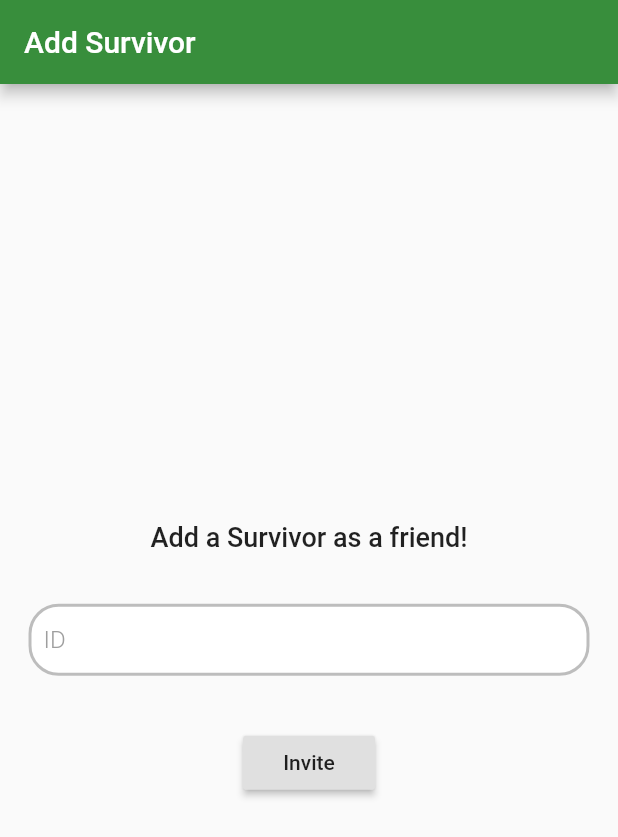
After one commit to leosena/challenge, a Flutter app: the AddSurvivorScreen screen opened directly, on a phone screen of 412 x 824 dp. The commit adds this screen. Shown: the top 837 px of the screen. Run offline on Flutter 3.47's test engine with Material 2 defaults, Android fonts, the phone set to English and light mode, and no system bars; our stand-ins replace flutter_spinkit, geolocator, google_maps_flutter, shared_preferences, splashscreen; missing offline and left inert: imei_plugin; accounts and stored records are empty; Roboto replaces fonts that are missing (OpenSans).

Commit message:
many features added.. trade, add friend, trying to do infect system

```diff
--- /dev/null
+++ b/lib/AppScreens/AddSurvivorScreen.dart
@@ -0,0 +1,147 @@
+import 'package:flutter/material.dart';
+import 'package:shared_preferences/shared_preferences.dart';
+import 'package:trz/Utils/appbar.dart';
+import 'package:trz/Utils/custom_flat_button.dart';
+import 'package:trz/Utils/custom_text_field.dart';
+
+/*
+
+  Functions:
+  Add Survivor by add
+  Save on shared preferences
+
+
+ */
+
+class AddSurvivorScreen extends StatefulWidget {
+  static const routeName = '/addsurvivorscreen';
+  SharedPreferences prefs;
+
+  @override
+  State<StatefulWidget> createState() => new _AddSurvivorScreenState();
+
+  AddSurvivorScreen({this.prefs});
+}
+
+class _AddSurvivorScreenState extends State<AddSurvivorScreen> {
+  final TextEditingController _addFieldController = new TextEditingController();
+  CustomTextField _addField;
+
+
+  @override
+  void initState() {
+    super.initState();
+
+
+    _addField = new CustomTextField(
+      baseColor: Colors.grey,
+      borderColor: Colors.grey[400],
+      errorColor: Colors.red,
+      controller: _addFieldController,
+      hint: "ID",
+      //validator: Validator.validateAge,
+      inputType: TextInputType.number,
+    );
+
+  }
+
+  @override
+  Widget build(BuildContext context) {
+    return Scaffold(
+      appBar: buildAppBar('Add Survivor'),
+      body: Builder(
+        builder: (BuildContext context){
+          return buildContainer(context);
+        },
+      ),
+    );
+  }
+
+  Widget buildContainer(BuildContext context) {
+    return Container(
+      child: Center(
+        child: Column(
+          mainAxisAlignment: MainAxisAlignment.center,
+          children: <Widget>[
+            Padding(
+              padding: const EdgeInsets.symmetric(
+                  vertical: 15.0, horizontal: 15.0),
+              child: Text(
+                "Add a Survivor as a friend!",
+                style: TextStyle(
+                  fontSize: 18,
+                  fontWeight: FontWeight.w500,
+                ),
+                textAlign: TextAlign.center,
+              ),
+            ),
+            Padding(
+              padding: const EdgeInsets.symmetric(
+                  vertical: 15.0, horizontal: 15.0),
+              child: _addField,
+            ),
+            Padding(
+              padding: const EdgeInsets.symmetric(
+                  vertical: 15.0, horizontal: 15.0),
+              child: RaisedButton(
+                onPressed: () {
+                  _setPrefs(_addFieldController.text);
+                  _addFieldController.clear();
+                  final snackBar = SnackBar(
+                    content: Text('Success, survivor added!'),
+                  );
+
+                  Scaffold.of(context).showSnackBar(snackBar);
+                },
+                child: Text('Invite'),
+              ),
+            ),
+          ],
+        ),
+      ),
+    );
+  }
+
+  /*
+  CustomFlatButton(
+                title: "Invite",
+                fontSize: 22,
+                fontWeight: FontWeight.w700,
+                textColor: Colors.white,
+                onPressed: () async {
+                  _setPrefs(_addFieldController.text);
+                },
+                splashColor: Colors.black12,
+                borderColor: Colors.indigoAccent,
+                borderWidth: 0,
+                color: Colors.indigoAccent,
+              ),
+
+
+   */
+
+  /*
+
+
+
+   */
+
+
+  Future<void> _setPrefs(String uuid) async {
+    String str;
+
+    this.widget.prefs = await SharedPreferences.getInstance();
+
+    str = this.widget.prefs.getString("contacts");
+
+    if(str == null) {
+      print("Add: $uuid");
+      this.widget.prefs.setString("contacts", uuid);
+    }
+    else {
+      print("Add Concat: $str,$uuid");
+      this.widget.prefs.setString("contacts", "$str,$uuid");
+    }
+  }
+
+}
--- a/lib/AppScreens/Register/ItemsChooseScreen.dart
+++ b/lib/AppScreens/Register/ItemsChooseScreen.dart
@@ -8,7 +8,7 @@ import 'package:trz/Utils/add_sub_button.dart';
 import 'package:trz/Utils/custom_flat_button.dart';
 import 'dart:convert' ;
 import 'package:http/http.dart' as http;
-import 'package:trz/Utils/post_get_api.dart';
+import 'file:///C:/Users/lscunha/AndroidStudioProjects/Project/challenge/lib/Services/Http.dart';
 
 
 class ItemsChooseScreen extends StatefulWidget {
--- a/lib/AppScreens/Register/RegisterScreen.dart
+++ b/lib/AppScreens/Register/RegisterScreen.dart
@@ -39,7 +39,7 @@ class _RegisterScreenState extends State<RegisterScreen> {
         errorColor: Colors.red,
         controller: _fullname,
         hint: "Name *",
-        //validator: Validator.validateName,
+        validator: Validator.validateName,
       );
       _ageField = new CustomTextField(
         baseColor: Colors.grey,
@@ -55,7 +55,7 @@ class _RegisterScreenState extends State<RegisterScreen> {
         errorColor: Colors.red,
         controller: _gender,
         hint: "Gender *",
-        validator: Validator.validateName,
+        validator: Validator.validateGender,
       );
 
     }
--- /dev/null
+++ b/lib/Utils/appbar.dart
@@ -0,0 +1,8 @@
+import 'package:flutter/material.dart';
+
+Widget buildAppBar (String title){
+  return AppBar(
+    title: Text(title),
+    backgroundColor: Colors.green[700],
+  );
+}
```
Also changed, not shown: lib/AppScreens/FriendListScreen.dart (added, +157 -0 lines), lib/AppScreens/TradeItemsScreen.dart (added, +64 -0 lines), lib/AppScreens/UserMainScreen.dart (+28 -10 lines), lib/Classes/Surivor.dart (+14 -0 lines), lib/Utils/color.dart (added, +17 -0 lines), lib/Utils/validator.dart (+6 -1 lines), lib/Services/Http.dart (renamed from lib/Utils/post_get_api.dart).
